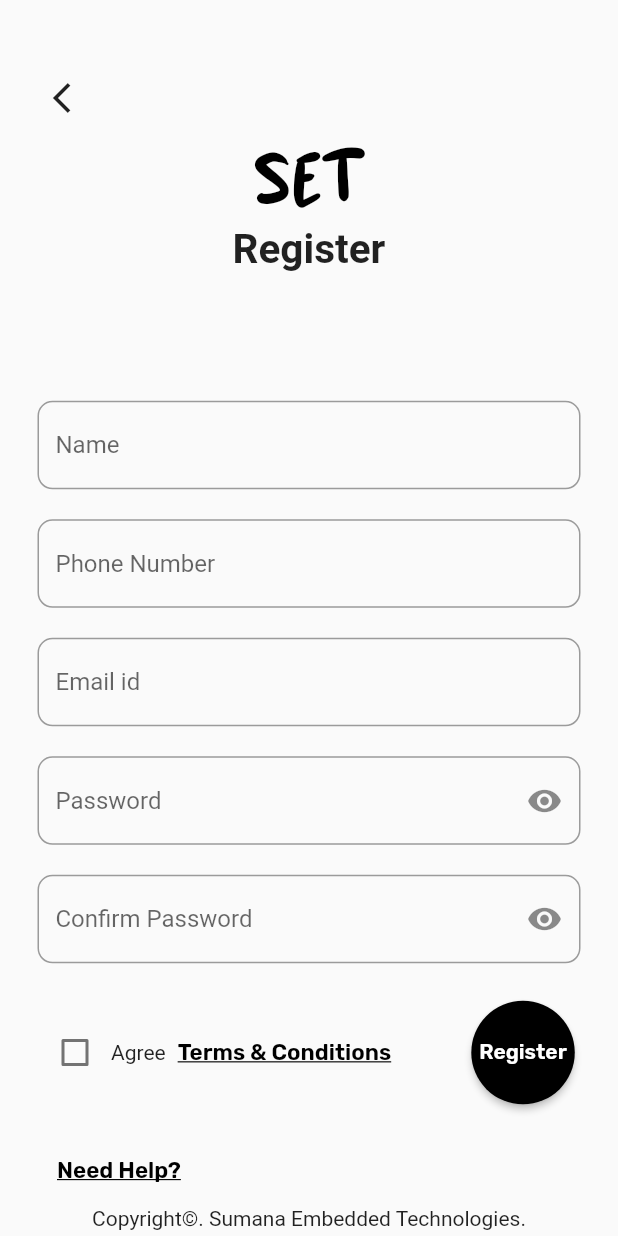
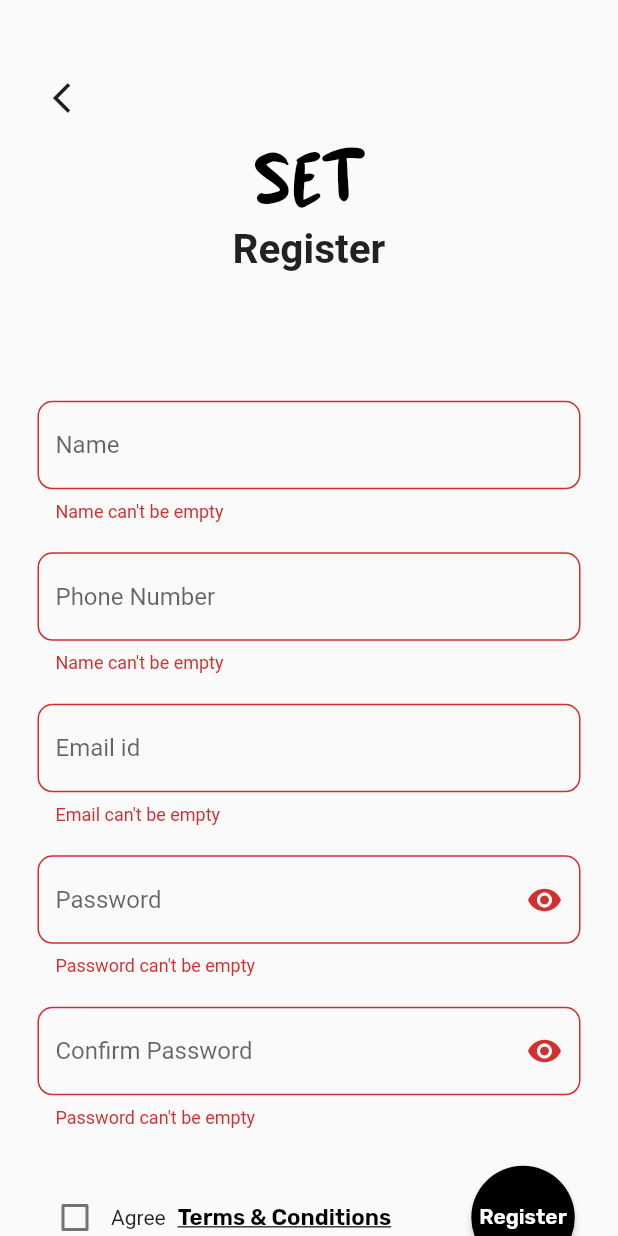
Before and after one commit to Venugopal8399/flutter_login_ui, a Flutter app: the Register screen opened by its route, after a tap on "Register", on a phone screen of 412 x 824 dp. Run offline on Flutter 3.47's test engine with Material 2 defaults, Android fonts, the phone set to English and light mode, and no system bars; our stand-ins replace firebase_auth, firebase_core; accounts and stored records are empty; generated files the repository leaves out were written again.

Commit message:
intial commit

```diff
--- /dev/null
+++ b/lib/Authenticator/fire_auth.dart
@@ -0,0 +1,55 @@
+import 'package:firebase_auth/firebase_auth.dart';
+import 'package:flutter/widgets.dart';
+
+class FireAuth {
+  static Future<User?> registerUsingEmailPassword({
+    required String name,
+    required String email,
+    required String password,
+  }) async {
+    FirebaseAuth auth = FirebaseAuth.instance;
+    User? user;
+    try {
+      UserCredential userCredential = await auth.createUserWithEmailAndPassword(
+        email: email,
+        password: password,
+      );
+      user = userCredential.user;
+      await user!.updateProfile(displayName: name);
+      await user.reload();
+      user = auth.currentUser;
+    } on FirebaseAuthException catch (e) {
+      if (e.code == 'weak-password') {
+        print('The password provided is too weak.');
+      } else if (e.code == 'email-already-in-use') {
+        print('The account already exists for that email.');
+      }
+    } catch (e) {
+      print(e);
+    }
+    return user;
+  }
+  static Future<User?> signInUsingEmailPassword({
+    required String email,
+    required String password,
+  }) async {
+    FirebaseAuth auth = FirebaseAuth.instance;
+    User? user;
+
+    try {
+      UserCredential userCredential = await auth.signInWithEmailAndPassword(
+        email: email,
+        password: password,
+      );
+      user = userCredential.user;
+    } on FirebaseAuthException catch (e) {
+      if (e.code == 'user-not-found') {
+        print('No user found for that email.');
+      } else if (e.code == 'wrong-password') {
+        print('Wrong password provided.');
+      }
+    }
+
+    return user;
+  }
+}
--- a/lib/Screens/Register.dart
+++ b/lib/Screens/Register.dart
@@ -1,6 +1,10 @@
+import 'package:firebase_auth/firebase_auth.dart';
+import 'package:firebase_core/firebase_core.dart';
 import 'package:flutter/material.dart';
+import 'package:flutter_login_ui/Authenticator/fire_auth.dart';
 import 'package:flutter_login_ui/Page%20Transition/page_transition.dart';
 import 'package:flutter_login_ui/Screens/Login.dart';
+import 'package:flutter_login_ui/Validator/validator.dart';
 import 'package:url_launcher/url_launcher.dart';
 
 class Register extends StatefulWidget {
@@ -9,9 +13,12 @@ class Register extends StatefulWidget {
   @override
   State<Register> createState() => _RegisterState();
 }
-
 class _RegisterState extends State<Register> {
-  bool? isChecked = false;
+  final _formKey = GlobalKey<FormState>();
+  Future<FirebaseApp> _initializeFirebase() async {
+    FirebaseApp firebaseApp = await Firebase.initializeApp();
+    return firebaseApp;
+  }  bool? isChecked = false;
   bool passwordVisible = false;
   String errorMessage = '';
   String successMessage = '';
@@ -23,12 +30,16 @@ class _RegisterState extends State<Register> {
   @override
   void initState() {
     super.initState();
+    passwordVisible = true;
+  }
+  @override
+  void dispose() {
     _nameController.dispose();
     _emailIdController.dispose();
     _passwordController.dispose();
     _phoneController.dispose();
     _confirmPasswordController.dispose();
-    passwordVisible = true;
+    super.dispose();
   }
   @override
   Widget build(BuildContext context) {
@@ -71,7 +82,9 @@ class _RegisterState extends State<Register> {
                     ],
                   ),
                 ),
-                Container(
+                Form(
+                  key: _formKey,
+                  child: Container(
                     margin: EdgeInsets.all(25),
                     child: Expanded(
                       flex: 30,
@@ -79,7 +92,7 @@ class _RegisterState extends State<Register> {
                         children: [
                         //  Name Text Field
                         TextFormField(
-                        validator: (val) => val!.isEmpty ? 'Name can\'t be empty.' : null,
+                          validator: (val) => Validator.validateName(name: _nameController.text.toString().trim()),
                           keyboardType: TextInputType.name,
                           controller: _nameController,
                           decoration: InputDecoration(
@@ -93,7 +106,7 @@ class _RegisterState extends State<Register> {
 
                       //Phone Number Text Form Field
                       TextFormField(
-                      validator: (val) => val!.isEmpty ? 'Phone can\'t be empty.' : null,
+                        validator: (val) => Validator.validatePhone(number: _phoneController.text.toString().trim()),
                         keyboardType: TextInputType.phone,
                         controller: _phoneController,
                         decoration: InputDecoration(
@@ -106,7 +119,7 @@ class _RegisterState extends State<Register> {
 
                           // Email id TextField
                           ,TextFormField(
-                          validator: (val) => val!.isEmpty ? 'Email can\'t be empty.' : null,
+                            validator: (value) => Validator.validateEmail(email: _emailIdController.text.toString().trim()),
                             keyboardType: TextInputType.emailAddress,
                             controller: _emailIdController,
                             decoration: InputDecoration(
@@ -120,7 +133,7 @@ class _RegisterState extends State<Register> {
 
                           // Password Text Form Field
                           TextFormField(
-                          validator: (val) => val!.isEmpty ? 'Password can\'t be empty.' : null,
+                            validator: (value) => Validator.validatePassword(password: _passwordController.text.toString().trim()),
                             keyboardType: TextInputType.visiblePassword,
                             controller: _passwordController,
                             obscureText: passwordVisible,
@@ -148,7 +161,7 @@ class _RegisterState extends State<Register> {
 
                           // Confirm Password Text Form Field
                           TextFormField(
-                          validator: (val) => val!.isEmpty ? 'Password can\'t be empty.' : null,
+                            validator: (value) => Validator.validatePassword(password: _confirmPasswordController.text.toString().trim()),
                             keyboardType: TextInputType.visiblePassword,
                             controller: _confirmPasswordController,
                             obscureText: passwordVisible,
@@ -174,6 +187,7 @@ class _RegisterState extends State<Register> {
                       ),
                     ),
                   ),
+                ),
                 Row(
                   children: [
                     Container(
@@ -192,7 +206,20 @@ class _RegisterState extends State<Register> {
                             shape: CircleBorder(),padding: EdgeInsets.all(26),
                             primary: Colors.black,
                           ),
-                          onPressed: () {}, child: Text('Register',style: TextStyle(
+                          onPressed: () async {
+                            if (_formKey.currentState!.validate()) {
+                              User? user = await FireAuth.registerUsingEmailPassword(
+                                email: _emailIdController.text,
+                                password: _passwordController.text, name: _nameController.text,
+                              );
+                              if (user != null) {
+                                Navigator.of(context)
+                                    .pushReplacement(
+                                  MaterialPageRoute(builder: (context) => Login()),
+                                );
+                              }
+                            }
+                          }, child: Text('Register',style: TextStyle(
                         color: Colors.white,fontFamily: 'Rubik',
                       ),)),
                     ),
--- /dev/null
+++ b/lib/Validator/validator.dart
@@ -0,0 +1,52 @@
+class Validator {
+  static String? validateName({required String name}) {
+    if (name == null) {
+      return null;
+    }
+    if (name.isEmpty) {
+      return 'Name can\'t be empty';
+    }
+
+    return null;
+  }
+  static String? validatePhone({required String number}) {
+    if (number == null) {
+      return null;
+    }
+    if (number.isEmpty) {
+      return 'Name can\'t be empty';
+    }
+
+    return null;
+  }
+
+
+  static String? validateEmail({required String email}) {
+    if (email == null) {
+      return null;
+    }
+    RegExp emailRegExp = RegExp(
+        r"^[a-zA-Z0-9.!#$%&'*+/=?^_`{|}~-]+@[a-zA-Z0-9](?:[a-zA-Z0-9-]{0,253}[a-zA-Z0-9])?(?:\.[a-zA-Z0-9](?:[a-zA-Z0-9-]{0,253}[a-zA-Z0-9])?)*$");
+
+    if (email.isEmpty) {
+      return 'Email can\'t be empty';
+    } else if (!emailRegExp.hasMatch(email)) {
+      return 'Enter a correct email';
+    }
+
+    return null;
+  }
+
+  static String? validatePassword({required String password}) {
+    if (password == null) {
+      return null;
+    }
+    if (password.isEmpty) {
+      return 'Password can\'t be empty';
+    } else if (password.length < 6) {
+      return 'Enter a password with length at least 6';
+    }
+
+    return null;
+  }
+}
--- a/pubspec.yaml
+++ b/pubspec.yaml
@@ -11,6 +11,7 @@ dependencies:
     sdk: flutter
   cupertino_icons: ^1.0.2
   firebase_auth:
+  firebase_core: ^2.14.0
   url_launcher:
 dev_dependencies:
   flutter_test:
```
Also changed, not shown: lib/Screens/Login.dart (+33 -7 lines), lib/main.dart (+5 -2 lines), lib/Screens/Navigation_Bar/UserProfile.dart (added), pubspec.lock, 3 other files. Lines whose indentation alone changed are shown as unchanged.
